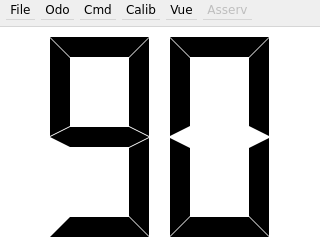
Qt form mainwindow.ui (7Robot/minigui) before a commit.
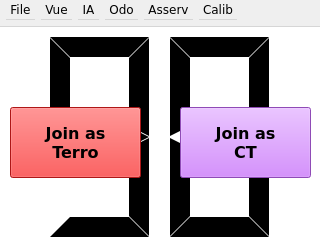
The same form after that commit. Icons and pictures are not drawn.

Diff of the .ui file:
```diff
--- a/mainwindow.ui
+++ b/mainwindow.ui
@@ -174,6 +174,878 @@
       <number>90</number>
      </property>
     </widget>
+    <widget class="QPushButton" name="initRed">
+     <property name="geometry">
+      <rect>
+       <x>10</x>
+       <y>80</y>
+       <width>131</width>
+       <height>71</height>
+      </rect>
+     </property>
+     <property name="palette">
+      <palette>
+       <active>
+        <colorrole role="WindowText">
+         <brush brushstyle="SolidPattern">
+          <color alpha="255">
+           <red>0</red>
+           <green>0</green>
+           <blue>0</blue>
+          </color>
+         </brush>
+        </colorrole>
+        <colorrole role="Button">
+         <brush brushstyle="SolidPattern">
+          <color alpha="255">
+           <red>243</red>
+           <green>32</green>
+           <blue>32</blue>
+          </color>
+         </brush>
+        </colorrole>
+        <colorrole role="Light">
+         <brush brushstyle="SolidPattern">
+          <color alpha="255">
+           <red>255</red>
+           <green>143</green>
+           <blue>143</blue>
+          </color>
+         </brush>
+        </colorrole>
+        <colorrole role="Midlight">
+         <brush brushstyle="SolidPattern">
+          <color alpha="255">
+           <red>249</red>
+           <green>87</green>
+           <blue>87</blue>
+          </color>
+         </brush>
+        </colorrole>
+        <colorrole role="Dark">
+         <brush brushstyle="SolidPattern">
+          <color alpha="255">
+           <red>121</red>
+           <green>16</green>
+           <blue>16</blue>
+          </color>
+         </brush>
+        </colorrole>
+        <colorrole role="Mid">
+         <brush brushstyle="SolidPattern">
+          <color alpha="255">
+           <red>162</red>
+           <green>21</green>
+           <blue>21</blue>
+          </color>
+         </brush>
+        </colorrole>
+        <colorrole role="Text">
+         <brush brushstyle="SolidPattern">
+          <color alpha="255">
+           <red>0</red>
+           <green>0</green>
+           <blue>0</blue>
+          </color>
+         </brush>
+        </colorrole>
+        <colorrole role="BrightText">
+         <brush brushstyle="SolidPattern">
+          <color alpha="255">
+           <red>255</red>
+           <green>255</green>
+           <blue>255</blue>
+          </color>
+         </brush>
+        </colorrole>
+        <colorrole role="ButtonText">
+         <brush brushstyle="SolidPattern">
+          <color alpha="255">
+           <red>0</red>
+           <green>0</green>
+           <blue>0</blue>
+          </color>
+         </brush>
+        </colorrole>
+        <colorrole role="Base">
+         <brush brushstyle="SolidPattern">
+          <color alpha="255">
+           <red>255</red>
+           <green>255</green>
+           <blue>255</blue>
+          </color>
+         </brush>
+        </colorrole>
+        <colorrole role="Window">
+         <brush brushstyle="SolidPattern">
+          <color alpha="255">
+           <red>243</red>
+           <green>32</green>
+           <blue>32</blue>
+          </color>
+         </brush>
+        </colorrole>
+        <colorrole role="Shadow">
+         <brush brushstyle="SolidPattern">
+          <color alpha="255">
+           <red>0</red>
+           <green>0</green>
+           <blue>0</blue>
+          </color>
+         </brush>
+        </colorrole>
+        <colorrole role="AlternateBase">
+         <brush brushstyle="SolidPattern">
+          <color alpha="255">
+           <red>249</red>
+           <green>143</green>
+           <blue>143</blue>
+          </color>
+         </brush>
+        </colorrole>
+        <colorrole role="ToolTipBase">
+         <brush brushstyle="SolidPattern">
+          <color alpha="255">
+           <red>255</red>
+           <green>255</green>
+           <blue>220</blue>
+          </color>
+         </brush>
+        </colorrole>
+        <colorrole role="ToolTipText">
+         <brush brushstyle="SolidPattern">
+          <color alpha="255">
+           <red>0</red>
+           <green>0</green>
+           <blue>0</blue>
+          </color>
+         </brush>
+        </colorrole>
+       </active>
+       <inactive>
+        <colorrole role="WindowText">
+         <brush brushstyle="SolidPattern">
+          <color alpha="255">
+           <red>0</red>
+           <green>0</green>
+           <blue>0</blue>
+          </color>
+         </brush>
+        </colorrole>
+        <colorrole role="Button">
+         <brush brushstyle="SolidPattern">
+          <color alpha="255">
+           <red>243</red>
+           <green>32</green>
+           <blue>32</blue>
+          </color>
+         </brush>
+        </colorrole>
+        <colorrole role="Light">
+         <brush brushstyle="SolidPattern">
+          <color alpha="255">
+           <red>255</red>
+           <green>143</green>
+           <blue>143</blue>
+          </color>
+         </brush>
+        </colorrole>
+        <colorrole role="Midlight">
+         <brush brushstyle="SolidPattern">
+          <color alpha="255">
+           <red>249</red>
+           <green>87</green>
+           <blue>87</blue>
+          </color>
+         </brush>
+        </colorrole>
+        <colorrole role="Dark">
+         <brush brushstyle="SolidPattern">
+          <color alpha="255">
+           <red>121</red>
+           <green>16</green>
+           <blue>16</blue>
+          </color>
+         </brush>
+        </colorrole>
+        <colorrole role="Mid">
+         <brush brushstyle="SolidPattern">
+          <color alpha="255">
+           <red>162</red>
+           <green>21</green>
+           <blue>21</blue>
+          </color>
+         </brush>
+        </colorrole>
+        <colorrole role="Text">
+         <brush brushstyle="SolidPattern">
+          <color alpha="255">
+           <red>0</red>
+           <green>0</green>
+           <blue>0</blue>
+          </color>
+         </brush>
+        </colorrole>
+        <colorrole role="BrightText">
+         <brush brushstyle="SolidPattern">
+          <color alpha="255">
+           <red>255</red>
+           <green>255</green>
+           <blue>255</blue>
+          </color>
+         </brush>
+        </colorrole>
+        <colorrole role="ButtonText">
+         <brush brushstyle="SolidPattern">
+          <color alpha="255">
+           <red>0</red>
+           <green>0</green>
+           <blue>0</blue>
+          </color>
+         </brush>
+        </colorrole>
+        <colorrole role="Base">
+         <brush brushstyle="SolidPattern">
+          <color alpha="255">
+           <red>255</red>
+           <green>255</green>
+           <blue>255</blue>
+          </color>
+         </brush>
+        </colorrole>
+        <colorrole role="Window">
+         <brush brushstyle="SolidPattern">
+          <color alpha="255">
+           <red>243</red>
+           <green>32</green>
+           <blue>32</blue>
+          </color>
+         </brush>
+        </colorrole>
+        <colorrole role="Shadow">
+         <brush brushstyle="SolidPattern">
+          <color alpha="255">
+           <red>0</red>
+           <green>0</green>
+           <blue>0</blue>
+          </color>
+         </brush>
+        </colorrole>
+        <colorrole role="AlternateBase">
+         <brush brushstyle="SolidPattern">
+          <color alpha="255">
+           <red>249</red>
+           <green>143</green>
+           <blue>143</blue>
+          </color>
+         </brush>
+        </colorrole>
+        <colorrole role="ToolTipBase">
+         <brush brushstyle="SolidPattern">
+          <color alpha="255">
+           <red>255</red>
+           <green>255</green>
+           <blue>220</blue>
+          </color>
+         </brush>
+        </colorrole>
+        <colorrole role="ToolTipText">
+         <brush brushstyle="SolidPattern">
+          <color alpha="255">
+           <red>0</red>
+           <green>0</green>
+           <blue>0</blue>
+          </color>
+         </brush>
+        </colorrole>
+       </inactive>
+       <disabled>
+        <colorrole role="WindowText">
+         <brush brushstyle="SolidPattern">
+          <color alpha="255">
+           <red>121</red>
+           <green>16</green>
+           <blue>16</blue>
+          </color>
+         </brush>
+        </colorrole>
+        <colorrole role="Button">
+         <brush brushstyle="SolidPattern">
+          <color alpha="255">
+           <red>243</red>
+           <green>32</green>
+           <blue>32</blue>
+          </color>
+         </brush>
+        </colorrole>
+        <colorrole role="Light">
+         <brush brushstyle="SolidPattern">
+          <color alpha="255">
+           <red>255</red>
+           <green>143</green>
+           <blue>143</blue>
+          </color>
+         </brush>
+        </colorrole>
+        <colorrole role="Midlight">
+         <brush brushstyle="SolidPattern">
+          <color alpha="255">
+           <red>249</red>
+           <green>87</green>
+           <blue>87</blue>
+          </color>
+         </brush>
+        </colorrole>
+        <colorrole role="Dark">
+         <brush brushstyle="SolidPattern">
+          <color alpha="255">
+           <red>121</red>
+           <green>16</green>
+           <blue>16</blue>
+          </color>
+         </brush>
+        </colorrole>
+        <colorrole role="Mid">
+         <brush brushstyle="SolidPattern">
+          <color alpha="255">
+           <red>162</red>
+           <green>21</green>
+           <blue>21</blue>
+          </color>
+         </brush>
+        </colorrole>
+        <colorrole role="Text">
+         <brush brushstyle="SolidPattern">
+          <color alpha="255">
+           <red>121</red>
+           <green>16</green>
+           <blue>16</blue>
+          </color>
+         </brush>
+        </colorrole>
+        <colorrole role="BrightText">
+         <brush brushstyle="SolidPattern">
+          <color alpha="255">
+           <red>255</red>
+           <green>255</green>
+           <blue>255</blue>
+          </color>
+         </brush>
+        </colorrole>
+        <colorrole role="ButtonText">
+         <brush brushstyle="SolidPattern">
+          <color alpha="255">
+           <red>121</red>
+           <green>16</green>
+           <blue>16</blue>
+          </color>
+         </brush>
+        </colorrole>
+        <colorrole role="Base">
+         <brush brushstyle="SolidPattern">
+          <color alpha="255">
+           <red>243</red>
+           <green>32</green>
+           <blue>32</blue>
+          </color>
+         </brush>
+        </colorrole>
+        <colorrole role="Window">
+         <brush brushstyle="SolidPattern">
+          <color alpha="255">
+           <red>243</red>
+           <green>32</green>
+           <blue>32</blue>
+          </color>
+         </brush>
+        </colorrole>
+        <colorrole role="Shadow">
+         <brush brushstyle="SolidPattern">
+          <color alpha="255">
+           <red>0</red>
+           <green>0</green>
+           <blue>0</blue>
+          </color>
+         </brush>
+        </colorrole>
+        <colorrole role="AlternateBase">
+         <brush brushstyle="SolidPattern">
+          <color alpha="255">
+           <red>243</red>
+           <green>32</green>
+           <blue>32</blue>
+          </color>
+         </brush>
+        </colorrole>
+        <colorrole role="ToolTipBase">
+         <brush brushstyle="SolidPattern">
+          <color alpha="255">
+           <red>255</red>
+           <green>255</green>
+           <blue>220</blue>
+          </color>
+         </brush>
+        </colorrole>
+        <colorrole role="ToolTipText">
+         <brush brushstyle="SolidPattern">
+          <color alpha="255">
+           <red>0</red>
+           <green>0</green>
+           <blue>0</blue>
+          </color>
+         </brush>
+        </colorrole>
+       </disabled>
+      </palette>
+     </property>
+     <property name="font">
+      <font>
+       <pointsize>12</pointsize>
+       <weight>75</weight>
+       <bold>true</bold>
+      </font>
+     </property>
+     <property name="text">
+      <string>Join as
+Terro</string>
+     </property>
+    </widget>
+    <widget class="QPushButton" name="initViolet">
+     <property name="geometry">
+      <rect>
+       <x>180</x>
+       <y>80</y>
+       <width>131</width>
+       <height>71</height>
+      </rect>
+     </property>
+     <property name="palette">
+      <palette>
+       <active>
+        <colorrole role="WindowText">
+         <brush brushstyle="SolidPattern">
+          <color alpha="255">
+           <red>0</red>
+           <green>0</green>
+           <blue>0</blue>
+          </color>
+         </brush>
+        </colorrole>
+        <colorrole role="Button">
+         <brush brushstyle="SolidPattern">
+          <color alpha="255">
+           <red>200</red>
+           <green>105</green>
+           <blue>255</blue>
+          </color>
+         </brush>
+        </colorrole>
+        <colorrole role="Light">
+         <brush brushstyle="SolidPattern">
+          <color alpha="255">
+           <red>247</red>
+           <green>233</green>
+           <blue>255</blue>
+          </color>
+         </brush>
+        </colorrole>
+        <colorrole role="Midlight">
+         <brush brushstyle="SolidPattern">
+          <color alpha="255">
+           <red>223</red>
+           <green>169</green>
+           <blue>255</blue>
+          </color>
+         </brush>
+        </colorrole>
+        <colorrole role="Dark">
+         <brush brushstyle="SolidPattern">
+          <color alpha="255">
+           <red>100</red>
+           <green>52</green>
+           <blue>127</blue>
+          </color>
+         </brush>
+        </colorrole>
+        <colorrole role="Mid">
+         <brush brushstyle="SolidPattern">
+          <color alpha="255">
+           <red>133</red>
+           <green>70</green>
+           <blue>170</blue>
+          </color>
+         </brush>
+        </colorrole>
+        <colorrole role="Text">
+         <brush brushstyle="SolidPattern">
+          <color alpha="255">
+           <red>0</red>
+           <green>0</green>
+           <blue>0</blue>
+          </color>
+         </brush>
+        </colorrole>
+        <colorrole role="BrightText">
+         <brush brushstyle="SolidPattern">
+          <color alpha="255">
+           <red>255</red>
+           <green>255</green>
+           <blue>255</blue>
+          </color>
+         </brush>
+        </colorrole>
+        <colorrole role="ButtonText">
+         <brush brushstyle="SolidPattern">
+          <color alpha="255">
+           <red>0</red>
+           <green>0</green>
+           <blue>0</blue>
+          </color>
+         </brush>
+        </colorrole>
+        <colorrole role="Base">
+         <brush brushstyle="SolidPattern">
+          <color alpha="255">
+           <red>255</red>
+           <green>255</green>
+           <blue>255</blue>
+          </color>
+         </brush>
+        </colorrole>
+        <colorrole role="Window">
+         <brush brushstyle="SolidPattern">
+          <color alpha="255">
+           <red>200</red>
+           <green>105</green>
+           <blue>255</blue>
+          </color>
+         </brush>
+        </colorrole>
+        <colorrole role="Shadow">
+         <brush brushstyle="SolidPattern">
+          <color alpha="255">
+           <red>0</red>
+           <green>0</green>
+           <blue>0</blue>
+          </color>
+         </brush>
+        </colorrole>
+        <colorrole role="AlternateBase">
+         <brush brushstyle="SolidPattern">
+          <color alpha="255">
+           <red>227</red>
+           <green>180</green>
+           <blue>255</blue>
+          </color>
+         </brush>
+        </colorrole>
+        <colorrole role="ToolTipBase">
+         <brush brushstyle="SolidPattern">
+          <color alpha="255">
+           <red>255</red>
+           <green>255</green>
+           <blue>220</blue>
+          </color>
+         </brush>
+        </colorrole>
+        <colorrole role="ToolTipText">
+         <brush brushstyle="SolidPattern">
+          <color alpha="255">
+           <red>0</red>
+           <green>0</green>
+           <blue>0</blue>
+          </color>
+         </brush>
+        </colorrole>
+       </active>
+       <inactive>
+        <colorrole role="WindowText">
+         <brush brushstyle="SolidPattern">
+          <color alpha="255">
+           <red>0</red>
+           <green>0</green>
+           <blue>0</blue>
+          </color>
+         </brush>
+        </colorrole>
+        <colorrole role="Button">
+         <brush brushstyle="SolidPattern">
+          <color alpha="255">
+           <red>200</red>
+           <green>105</green>
+           <blue>255</blue>
+          </color>
+         </brush>
+        </colorrole>
+        <colorrole role="Light">
+         <brush brushstyle="SolidPattern">
+          <color alpha="255">
+           <red>247</red>
+           <green>233</green>
+           <blue>255</blue>
+          </color>
+         </brush>
+        </colorrole>
+        <colorrole role="Midlight">
+         <brush brushstyle="SolidPattern">
+          <color alpha="255">
+           <red>223</red>
+           <green>169</green>
+           <blue>255</blue>
+          </color>
+         </brush>
+        </colorrole>
+        <colorrole role="Dark">
+         <brush brushstyle="SolidPattern">
+          <color alpha="255">
+           <red>100</red>
+           <green>52</green>
+           <blue>127</blue>
+          </color>
+         </brush>
+        </colorrole>
+        <colorrole role="Mid">
+         <brush brushstyle="SolidPattern">
+          <color alpha="255">
+           <red>133</red>
+           <green>70</green>
+           <blue>170</blue>
+          </color>
+         </brush>
+        </colorrole>
+        <colorrole role="Text">
+         <brush brushstyle="SolidPattern">
+          <color alpha="255">
+           <red>0</red>
+           <green>0</green>
+           <blue>0</blue>
+          </color>
+         </brush>
+        </colorrole>
+        <colorrole role="BrightText">
+         <brush brushstyle="SolidPattern">
+          <color alpha="255">
+           <red>255</red>
+           <green>255</green>
+           <blue>255</blue>
+          </color>
+         </brush>
+        </colorrole>
+        <colorrole role="ButtonText">
+         <brush brushstyle="SolidPattern">
+          <color alpha="255">
+           <red>0</red>
+           <green>0</green>
+           <blue>0</blue>
+          </color>
+         </brush>
+        </colorrole>
+        <colorrole role="Base">
+         <brush brushstyle="SolidPattern">
+          <color alpha="255">
+           <red>255</red>
+           <green>255</green>
+           <blue>255</blue>
+          </color>
+         </brush>
+        </colorrole>
+        <colorrole role="Window">
+         <brush brushstyle="SolidPattern">
+          <color alpha="255">
+           <red>200</red>
+           <green>105</green>
+           <blue>255</blue>
+          </color>
+         </brush>
+        </colorrole>
+        <colorrole role="Shadow">
+         <brush brushstyle="SolidPattern">
+          <color alpha="255">
+           <red>0</red>
+           <green>0</green>
+           <blue>0</blue>
+          </color>
+         </brush>
+        </colorrole>
+        <colorrole role="AlternateBase">
+         <brush brushstyle="SolidPattern">
+          <color alpha="255">
+           <red>227</red>
+           <green>180</green>
+           <blue>255</blue>
+          </color>
+         </brush>
+        </colorrole>
+        <colorrole role="ToolTipBase">
+         <brush brushstyle="SolidPattern">
+          <color alpha="255">
+           <red>255</red>
+           <green>255</green>
+           <blue>220</blue>
+          </color>
+         </brush>
+        </colorrole>
+        <colorrole role="ToolTipText">
+         <brush brushstyle="SolidPattern">
+          <color alpha="255">
+           <red>0</red>
+           <green>0</green>
+           <blue>0</blue>
+          </color>
+         </brush>
+        </colorrole>
+       </inactive>
+       <disabled>
+        <colorrole role="WindowText">
+         <brush brushstyle="SolidPattern">
+          <color alpha="255">
+           <red>100</red>
+           <green>52</green>
+           <blue>127</blue>
+          </color>
+         </brush>
+        </colorrole>
+        <colorrole role="Button">
+         <brush brushstyle="SolidPattern">
+          <color alpha="255">
+           <red>200</red>
+           <green>105</green>
+           <blue>255</blue>
+          </color>
+         </brush>
+        </colorrole>
+        <colorrole role="Light">
+         <brush brushstyle="SolidPattern">
+          <color alpha="255">
+           <red>247</red>
+           <green>233</green>
+           <blue>255</blue>
+          </color>
+         </brush>
+        </colorrole>
+        <colorrole role="Midlight">
+         <brush brushstyle="SolidPattern">
+          <color alpha="255">
+           <red>223</red>
+           <green>169</green>
+           <blue>255</blue>
+          </color>
+         </brush>
+        </colorrole>
+        <colorrole role="Dark">
+         <brush brushstyle="SolidPattern">
+          <color alpha="255">
+           <red>100</red>
+           <green>52</green>
+           <blue>127</blue>
+          </color>
+         </brush>
+        </colorrole>
+        <colorrole role="Mid">
+         <brush brushstyle="SolidPattern">
+          <color alpha="255">
+           <red>133</red>
+           <green>70</green>
+           <blue>170</blue>
+          </color>
+         </brush>
+        </colorrole>
+        <colorrole role="Text">
+         <brush brushstyle="SolidPattern">
+          <color alpha="255">
+           <red>100</red>
+           <green>52</green>
+           <blue>127</blue>
+          </color>
+         </brush>
+        </colorrole>
+        <colorrole role="BrightText">
+         <brush brushstyle="SolidPattern">
+          <color alpha="255">
+           <red>255</red>
+           <green>255</green>
+           <blue>255</blue>
+          </color>
+         </brush>
+        </colorrole>
+        <colorrole role="ButtonText">
+         <brush brushstyle="SolidPattern">
+          <color alpha="255">
+           <red>100</red>
+           <green>52</green>
+           <blue>127</blue>
+          </color>
+         </brush>
+        </colorrole>
+        <colorrole role="Base">
+         <brush brushstyle="SolidPattern">
+          <color alpha="255">
+           <red>200</red>
+           <green>105</green>
+           <blue>255</blue>
+          </color>
+         </brush>
+        </colorrole>
+        <colorrole role="Window">
+         <brush brushstyle="SolidPattern">
+          <color alpha="255">
+           <red>200</red>
+           <green>105</green>
+           <blue>255</blue>
+          </color>
+         </brush>
+        </colorrole>
+        <colorrole role="Shadow">
+         <brush brushstyle="SolidPattern">
+          <color alpha="255">
+           <red>0</red>
+           <green>0</green>
+           <blue>0</blue>
+          </color>
+         </brush>
+        </colorrole>
+        <colorrole role="AlternateBase">
+         <brush brushstyle="SolidPattern">
+          <color alpha="255">
+           <red>200</red>
+           <green>105</green>
+           <blue>255</blue>
+          </color>
+         </brush>
+        </colorrole>
+        <colorrole role="ToolTipBase">
+         <brush brushstyle="SolidPattern">
+          <color alpha="255">
+           <red>255</red>
+           <green>255</green>
+           <blue>220</blue>
+          </color>
+         </brush>
+        </colorrole>
+        <colorrole role="ToolTipText">
+         <brush brushstyle="SolidPattern">
+          <color alpha="255">
+           <red>0</red>
+           <green>0</green>
+           <blue>0</blue>
+          </color>
+         </brush>
+        </colorrole>
+       </disabled>
+      </palette>
+     </property>
+     <property name="font">
+      <font>
+       <pointsize>12</pointsize>
+       <weight>75</weight>
+       <bold>true</bold>
+      </font>
+     </property>
+     <property name="text">
+      <string>Join as
+CT</string>
+     </property>
+    </widget>
    </widget>
    <widget class="QGraphicsView" name="plateau">
     <property name="geometry">
@@ -220,9 +1092,6 @@
     </size>
    </property>
    <widget class="QMenu" name="menuAsserv">
-    <property name="enabled">
-     <bool>false</bool>
-    </property>
     <property name="title">
      <string>Asserv</string>
     </property>
@@ -255,9 +1124,9 @@
     <addaction name="actionOdoMute"/>
     <addaction name="actionOdoUnmute"/>
    </widget>
-   <widget class="QMenu" name="menuCmd">
+   <widget class="QMenu" name="menuIA">
     <property name="title">
-     <string>Cmd</string>
+     <string>IA</string>
     </property>
     <addaction name="actionCmd1"/>
     <addaction name="actionCmd2"/>
@@ -286,11 +1155,11 @@
     <addaction name="actionMatch"/>
    </widget>
    <addaction name="menuFile"/>
-   <addaction name="menuOdo"/>
-   <addaction name="menuCmd"/>
-   <addaction name="menuCalib"/>
    <addaction name="menuVue"/>
+   <addaction name="menuIA"/>
+   <addaction name="menuOdo"/>
    <addaction name="menuAsserv"/>
+   <addaction name="menuCalib"/>
   </widget>
   <action name="actionTestMoteurs">
    <property name="text">
```
Left out of the diff: 348 changed lines with no effect on the pictures.
